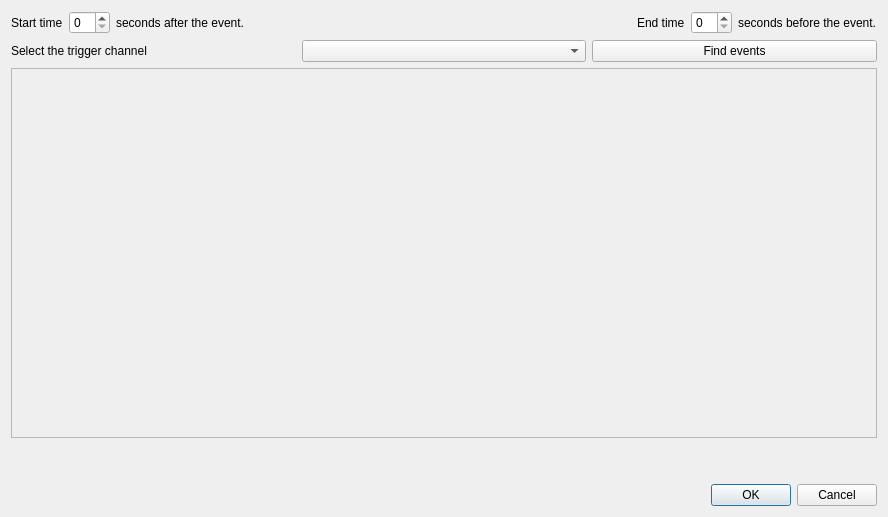
Before: the Qt Designer form meggie_batch/ui/qt4Designer_ui_files/timeSeriesDialog.ui in cibr-jyu/meggie, drawn with Qt 5.
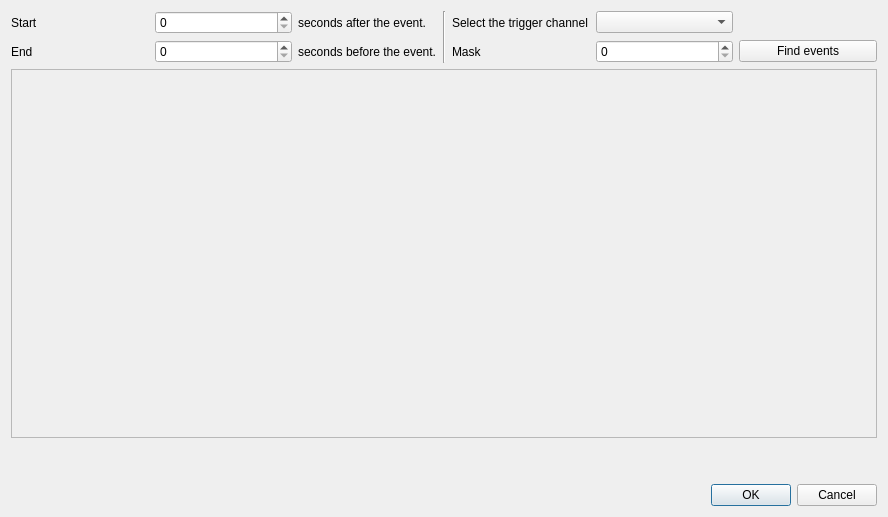
After: the same form once the commit is applied.

Commit message: Added mask to time series dialog. Fixes. PEP8.

Patch:
```diff
--- a/meggie_batch/ui/qt4Designer_ui_files/timeSeriesDialog.ui
+++ b/meggie_batch/ui/qt4Designer_ui_files/timeSeriesDialog.ui
@@ -13,55 +13,88 @@
   <property name="windowTitle">
    <string>Time series from triggers</string>
   </property>
-  <layout class="QGridLayout" name="gridLayout">
-   <item row="3" column="0">
-    <layout class="QHBoxLayout" name="horizontalLayout">
-     <item>
-      <widget class="QLabel" name="label">
+  <layout class="QGridLayout" name="gridLayout_3">
+   <item row="0" column="0">
+    <layout class="QGridLayout" name="gridLayout">
+     <item row="0" column="1">
+      <widget class="QSpinBox" name="spinBoxTstart">
+       <property name="suffix">
+        <string/>
+       </property>
+      </widget>
+     </item>
+     <item row="0" column="0">
+      <widget class="QLabel" name="label_3">
+       <property name="text">
+        <string>Start</string>
+       </property>
+      </widget>
+     </item>
+     <item row="0" column="4" rowspan="2">
+      <widget class="Line" name="line_3">
+       <property name="orientation">
+        <enum>Qt::Vertical</enum>
+       </property>
+      </widget>
+     </item>
+     <item row="0" column="5">
+      <widget class="QLabel" name="labelChannels">
        <property name="text">
         <string>Select the trigger channel</string>
        </property>
       </widget>
      </item>
-     <item>
+     <item row="1" column="1">
+      <widget class="QSpinBox" name="spinBoxTend">
+       <property name="suffix">
+        <string/>
+       </property>
+      </widget>
+     </item>
+     <item row="1" column="0">
+      <widget class="QLabel" name="label_2">
+       <property name="text">
+        <string>End</string>
+       </property>
+      </widget>
+     </item>
+     <item row="0" column="6">
       <widget class="QComboBox" name="comboBoxChannels"/>
      </item>
-     <item>
+     <item row="1" column="5">
+      <widget class="QLabel" name="labelMask">
+       <property name="text">
+        <string>Mask</string>
+       </property>
+      </widget>
+     </item>
+     <item row="1" column="6">
+      <widget class="QSpinBox" name="spinBoxMask"/>
+     </item>
+     <item row="1" column="9">
       <widget class="QPushButton" name="pushButtonFind">
        <property name="text">
         <string>Find events</string>
        </property>
       </widget>
      </item>
+     <item row="0" column="2">
+      <widget class="QLabel" name="label_4">
+       <property name="text">
+        <string>seconds after the event.</string>
+       </property>
+      </widget>
+     </item>
+     <item row="1" column="2">
+      <widget class="QLabel" name="label_5">
+       <property name="text">
+        <string>seconds before the event.</string>
+       </property>
+      </widget>
+     </item>
     </layout>
    </item>
-   <item row="7" column="0">
-    <widget class="QDialogButtonBox" name="buttonBox">
-     <property name="orientation">
-      <enum>Qt::Horizontal</enum>
-     </property>
-     <property name="standardButtons">
-      <set>QDialogButtonBox::Cancel|QDialogButtonBox::Ok</set>
-     </property>
-     <property name="centerButtons">
-      <bool>false</bool>
-     </property>
-    </widget>
-   </item>
-   <item row="6" column="0">
-    <spacer name="verticalSpacer">
-     <property name="orientation">
-      <enum>Qt::Vertical</enum>
-     </property>
-     <property name="sizeHint" stdset="0">
-      <size>
-       <width>20</width>
-       <height>40</height>
-      </size>
-     </property>
-    </spacer>
-   </item>
-   <item row="5" column="0">
+   <item row="1" column="0">
     <widget class="QScrollArea" name="scrollArea">
      <property name="sizePolicy">
       <sizepolicy hsizetype="Expanding" vsizetype="Expanding">
@@ -78,7 +111,7 @@
         <x>0</x>
         <y>0</y>
         <width>868</width>
-        <height>348</height>
+        <height>334</height>
        </rect>
       </property>
       <layout class="QGridLayout" name="gridLayout_2">
@@ -102,64 +135,31 @@
      </widget>
     </widget>
    </item>
-   <item row="0" column="0">
-    <layout class="QHBoxLayout" name="horizontalLayout_2">
-     <item>
-      <widget class="QLabel" name="label_3">
-       <property name="text">
-        <string>Start time</string>
-       </property>
-      </widget>
-     </item>
-     <item>
-      <widget class="QSpinBox" name="spinBoxTstart">
-       <property name="suffix">
-        <string/>
-       </property>
-      </widget>
-     </item>
-     <item>
-      <widget class="QLabel" name="label_4">
-       <property name="text">
-        <string>seconds after the event.</string>
-       </property>
-      </widget>
-     </item>
-     <item>
-      <spacer name="horizontalSpacer">
-       <property name="orientation">
-        <enum>Qt::Horizontal</enum>
-       </property>
-       <property name="sizeHint" stdset="0">
-        <size>
-         <width>40</width>
-         <height>20</height>
-        </size>
-       </property>
-      </spacer>
-     </item>
-     <item>
-      <widget class="QLabel" name="label_2">
-       <property name="text">
-        <string>End time</string>
-       </property>
-      </widget>
-     </item>
-     <item>
-      <widget class="QSpinBox" name="spinBoxTend">
-       <property name="suffix">
-        <string/>
-       </property>
-      </widget>
-     </item>
-     <item>
-      <widget class="QLabel" name="label_5">
-       <property name="text">
-        <string>seconds before the event.</string>
-       </property>
-      </widget>
-     </item>
-    </layout>
+   <item row="2" column="0">
+    <spacer name="verticalSpacer">
+     <property name="orientation">
+      <enum>Qt::Vertical</enum>
+     </property>
+     <property name="sizeHint" stdset="0">
+      <size>
+       <width>20</width>
+       <height>40</height>
+      </size>
+     </property>
+    </spacer>
+   </item>
+   <item row="3" column="0">
+    <widget class="QDialogButtonBox" name="buttonBox">
+     <property name="orientation">
+      <enum>Qt::Horizontal</enum>
+     </property>
+     <property name="standardButtons">
+      <set>QDialogButtonBox::Cancel|QDialogButtonBox::Ok</set>
+     </property>
+     <property name="centerButtons">
+      <bool>false</bool>
+     </property>
+    </widget>
    </item>
   </layout>
  </widget>
```
The commit also changes 4 other files.
